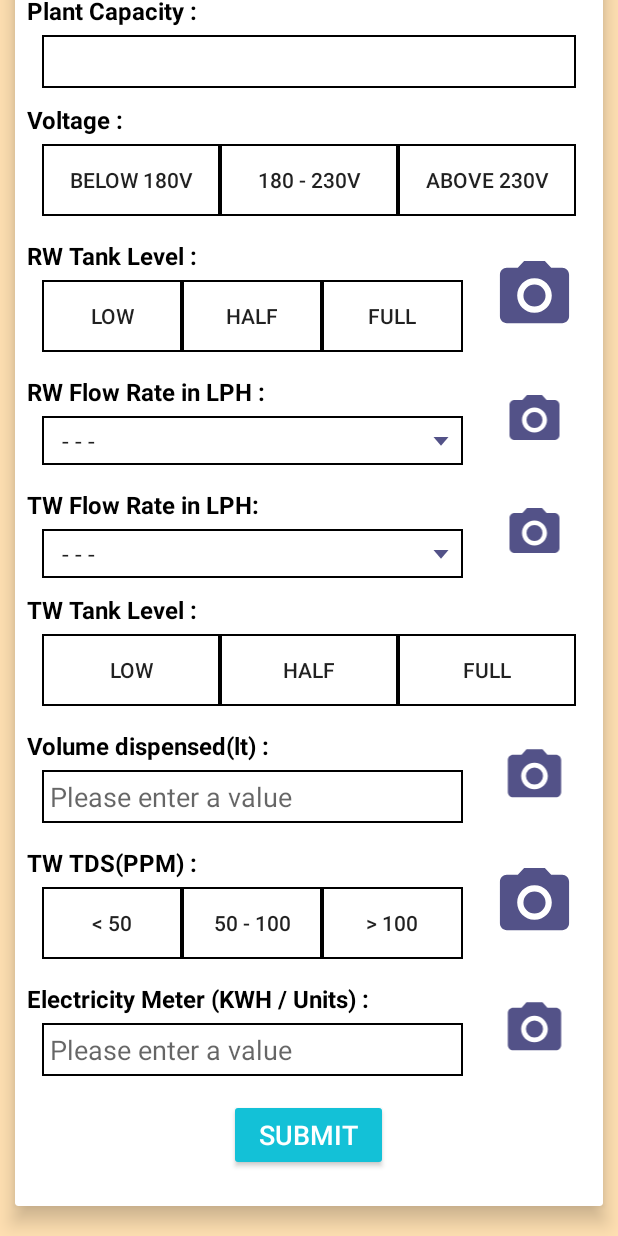
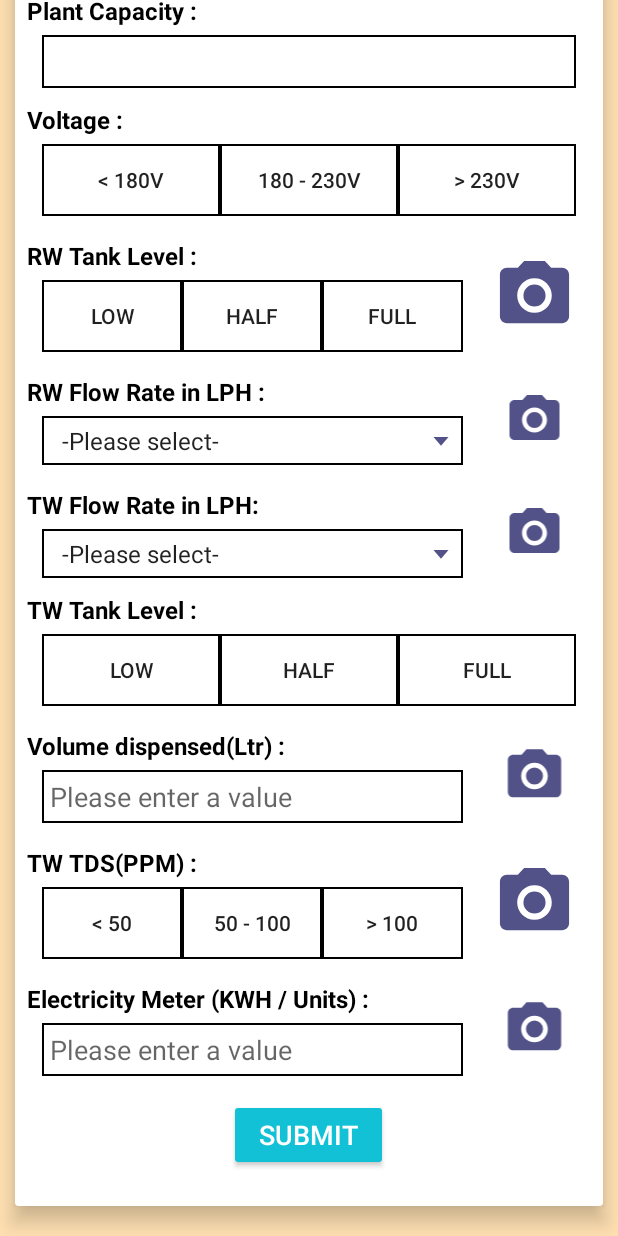
Before and after one commit to CharanNK/ShuddhaNeeru, an Android app: the fragment OperatorDataEntry shown on its own in the app's theme, scrolled down 190 dp, on a phone screen of 412 x 824 dp. Run offline under Robolectric (Android 15) with nearby library versions, the phone set to English and light mode, and no system bars; our stand-ins replace Volley; libraries missing offline, so code that uses them is left out: com.karumi.dexter; Roboto replaces fonts that are not available here; 11 statements that could not run were skipped.

Commit message:
@k changes

```diff
--- a/app/src/main/java/com/sanradiance/mobilewpp/OperatorDataEntry.java
+++ b/app/src/main/java/com/sanradiance/mobilewpp/OperatorDataEntry.java
@@ -55,6 +55,7 @@ import java.io.FileNotFoundException;
 import java.io.IOException;
 import java.io.InputStream;
 import java.text.SimpleDateFormat;
+import java.util.ArrayList;
 import java.util.Arrays;
 import java.util.Date;
 import java.util.HashMap;
@@ -216,6 +217,7 @@ public class OperatorDataEntry extends Fragment implements View.OnClickListener
             twFlowLevel = Arrays.asList(getResources().getStringArray(R.array.tw_flow_level_2000));
         }
 
+
         ArrayAdapter<String> rwAdapter = new ArrayAdapter<String>(getContext(),android.R.layout.simple_spinner_item,rwFlowLevel);
         ArrayAdapter<String> twAdapter = new ArrayAdapter<String>(getContext(),android.R.layout.simple_spinner_item,twFlowLevel);
 
@@ -224,6 +226,7 @@ public class OperatorDataEntry extends Fragment implements View.OnClickListener
         rwAdapter.notifyDataSetChanged();
         twAdapter.notifyDataSetChanged();
     }
+
 
     @Override
     public void onClick(View view) {
@@ -307,13 +310,13 @@ public class OperatorDataEntry extends Fragment implements View.OnClickListener
         }
 
         rwFlowRate = rwFlowRateSpinner.getSelectedItem().toString();
-        if (rwFlowRate.length() <= 0 || rwFlowRate.contains("- -")) {
+        if (rwFlowRate.length() <= 0 || rwFlowRate.contains("-Please select-")) {
             labelRWFlowRate.setTextColor(Color.RED);
             valuesSetFlag = false;
         }
 
         twFlowRate = twFlowRateSpinner.getSelectedItem().toString();
-        if (twFlowRate.length() <= 0 || twFlowRate.contains("- -")) {
+        if (twFlowRate.length() <= 0 || twFlowRate.contains("-Please select-")) {
             labelTWFlowRate.setTextColor(Color.RED);
             valuesSetFlag = false;
         }
@@ -347,7 +350,6 @@ public class OperatorDataEntry extends Fragment implements View.OnClickListener
             Toast.makeText(getContext(),"Please fill all fields before Submit!",Toast.LENGTH_LONG).show();
         }
     }
-
     private void uploadData() {
         try {
             JSONObject paramJson = new JSONObject();
--- a/app/src/main/res/layout/operator_data_entry.xml
+++ b/app/src/main/res/layout/operator_data_entry.xml
@@ -171,7 +171,7 @@
                             android:layout_height="wrap_content"
                             android:layout_weight="1"
                             android:background="@drawable/edittext_bg"
-                            android:text="Below 180V" />
+                            android:text="&lt; 180V" />
 
                         <Button
                             android:id="@+id/voltage_button2"
@@ -187,7 +187,7 @@
                             android:layout_height="wrap_content"
                             android:layout_weight="1"
                             android:background="@drawable/edittext_bg"
-                            android:text="Above 230V" />
+                            android:text="&gt; 230V" />
                     </LinearLayout>
 
                     <LinearLayout
--- a/app/src/main/res/values/strings.xml
+++ b/app/src/main/res/values/strings.xml
@@ -21,15 +21,15 @@
     <string name="rwfl">RW Flow Rate in LPH : </string>
     <string name="twfl">TW Flow Rate in LPH: </string>
     <string name="twtl">TW Tank Level : </string>
-    <string name="volume_disposed">Volume dispensed(lt) : </string>
+    <string name="volume_disposed">Volume dispensed(Ltr) : </string>
     <string name="twtds">TW TDS(PPM) : </string>
     <string name="electricity_meter">Electricity Meter (KWH / Units) : </string>
 
 
     <string-array name="voltage_array">
-        <item>Below 180V</item>
+        <item>&lt;180V</item>
         <item>180-230V</item>
-        <item>Above 230V</item>
+        <item>&gt;230V</item>
     </string-array>
 
     <string-array name="rw_tank_level">
@@ -39,44 +39,44 @@
     </string-array>
 
     <string-array name="rw_flow_level_500">
-        <item>- - -</item>
-        <item>&lt;800</item>
+        <item>-Please select-</item>
+        <item name="123">&lt;800</item>
         <item>800 - 1000</item>
         <item>&gt;1000</item>
     </string-array>
 
     <string-array name="tw_flow_level_500">
-        <item>- - -</item>
+        <item>-Please select-</item>
         <item>&lt;400</item>
         <item>400 - 500</item>
         <item>&gt;500</item>
     </string-array>
 
     <string-array name="rw_flow_level_1000">
-        <item>- - -</item>
+        <item>-Please select-</item>
         <item>&lt;1600</item>
-        <item>1600-2000</item>
+        <item>1600 - 2000</item>
         <item>&gt;2000</item>
     </string-array>
 
     <string-array name="rw_flow_level_2000">
-        <item>- - -</item>
+        <item>-Please select-</item>
         <item>&lt;3200</item>
-        <item>3200-4000</item>
+        <item>3200 - 4000</item>
         <item>&gt;4000</item>
     </string-array>
 
     <string-array name="tw_flow_level_1000">
-        <item>- - -</item>
+        <item>-Please select-</item>
         <item>&lt;800</item>
-        <item>800-1000</item>
+        <item>800 - 1000</item>
         <item>&gt;1000</item>
     </string-array>
 
     <string-array name="tw_flow_level_2000">
-        <item>- - -</item>
+        <item>-Please select-</item>
         <item>&lt;1600</item>
-        <item>1600-2000</item>
+        <item>1600 - 2000</item>
         <item>&gt;2000</item>
     </string-array>
 
```
